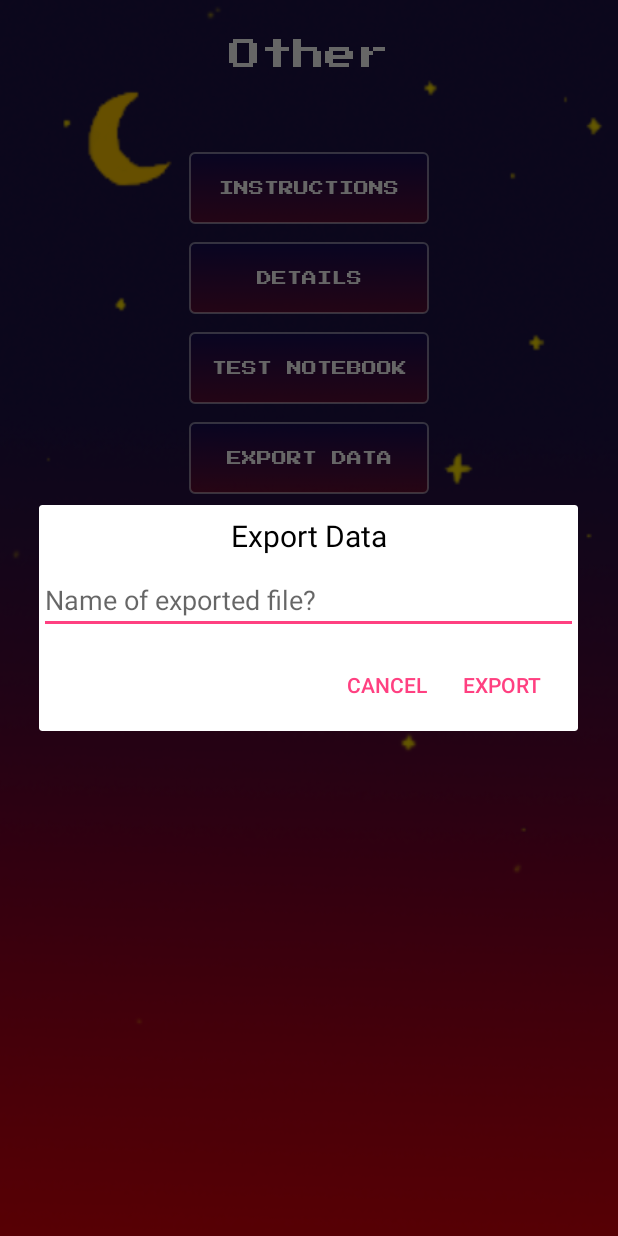
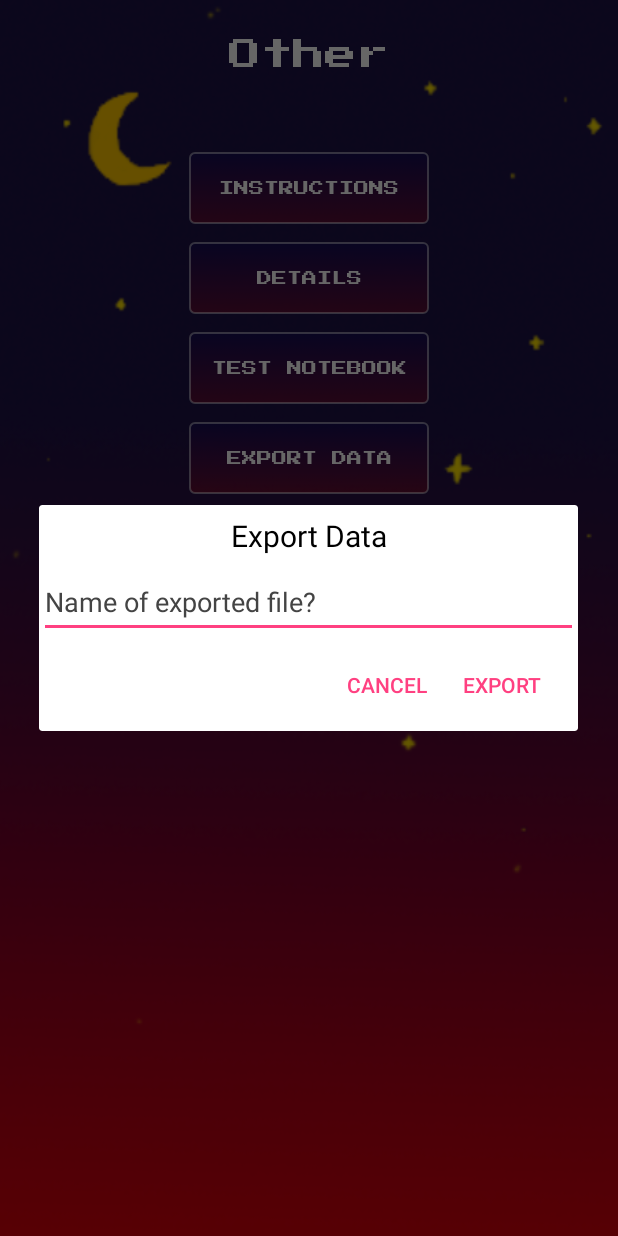
Before and after one commit to petnica-meteor-group/meteor-observation-notebook, an Android app: the OtherActivity screen opened directly, with no data from a screen before it, after a tap on "EXPORT DATA", on a phone screen of 412 x 824 dp. Run offline under Robolectric (Android 15) with nearby library versions, the phone set to English and light mode, and no system bars.

Commit message:
UI Improvements

```diff
--- a/app/build.gradle
+++ b/app/build.gradle
@@ -8,8 +8,8 @@ android {
         applicationId "rs.meteori.meteorobservationnotebook"
         minSdkVersion 21
         targetSdkVersion 28
-        versionCode 11
-        versionName "2.0.1"
+        versionCode 12
+        versionName "2.0.2"
     }
     buildTypes {
         release {
--- a/app/src/main/java/rs/meteori/meteorobservationnotebook/activities/OtherActivity.java
+++ b/app/src/main/java/rs/meteori/meteorobservationnotebook/activities/OtherActivity.java
@@ -10,6 +10,7 @@ import android.os.Bundle;
 import android.support.v7.app.AlertDialog;
 import android.support.v7.app.AppCompatActivity;
 import android.text.InputType;
+import android.util.TypedValue;
 import android.view.Gravity;
 import android.view.View;
 import android.view.ViewGroup;
@@ -73,7 +74,9 @@ public class OtherActivity extends AppCompatActivity {
         final EditText input = new EditText(this);
         input.setInputType(InputType.TYPE_CLASS_TEXT);
         input.setHint(getString(R.string.name_of_exported_file));
-        layoutParams = new FrameLayout.LayoutParams(ViewGroup.LayoutParams.MATCH_PARENT, ViewGroup.LayoutParams.WRAP_CONTENT);
+        input.setHintTextColor(Color.DKGRAY);
+        int height = (int) TypedValue.applyDimension(TypedValue.COMPLEX_UNIT_DIP, 48, getResources().getDisplayMetrics());
+        layoutParams = new FrameLayout.LayoutParams(ViewGroup.LayoutParams.MATCH_PARENT, height);
         layoutParams.setMargins(40, 5, 50, 0);
         input.setLayoutParams(layoutParams);
 
```
Also changed, not shown: 2 other files.
